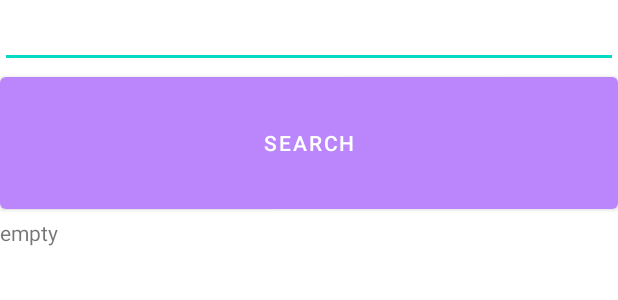
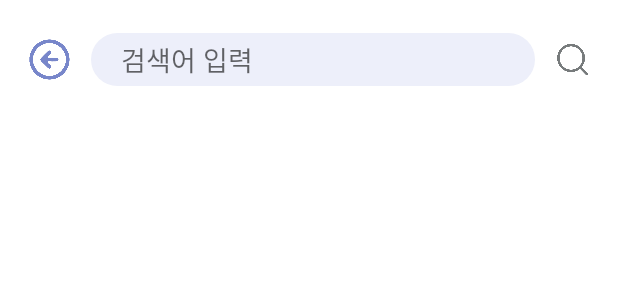
Before and after one commit to HYEJUNGYANG/HARU, an Android app: the layout activity_search.xml on its own in the app's theme, with its tools: preview values and no code run, on a phone screen of 412 x 824 dp. Shown: the top 300 px of the screen. Run offline under Robolectric (Android 15) with nearby library versions, the phone set to English and light mode, and no system bars.

Commit message:
activity_search.xml - 검색바 상단 부분 디자인

```diff
--- a/app/src/main/java/com/mydear/haru/SearchActivity.java
+++ b/app/src/main/java/com/mydear/haru/SearchActivity.java
@@ -7,6 +7,7 @@ import android.os.Bundle;
 import android.view.View;
 import android.widget.Button;
 import android.widget.EditText;
+import android.widget.ImageView;
 import android.widget.TextView;
 
 import com.google.android.gms.tasks.OnCompleteListener;
@@ -23,8 +24,9 @@ public class SearchActivity extends AppCompatActivity {
 
     EditText et_searchBar;
     Button btn_search;
-    TextView tv_result;
+//    TextView tv_result;
     public DatabaseReference mDatabase;
+    private ImageView btn_back;
 
     @Override
     protected void onCreate(Bundle savedInstanceState) {
@@ -34,7 +36,15 @@ public class SearchActivity extends AppCompatActivity {
         mDatabase = FirebaseDatabase.getInstance().getReference();
 
         et_searchBar = (EditText)findViewById(R.id.et_searchBar);
-        tv_result = (TextView)findViewById(R.id.tv_result);
+//        tv_result = (TextView)findViewById(R.id.tv_result);
+
+        btn_back = findViewById(R.id.btn_back);
+        btn_back.setOnClickListener(new View.OnClickListener() {
+            @Override
+            public void onClick(View view) {
+                onBackPressed();
+            }
+        });
 
         btn_search = (Button)findViewById(R.id.btn_search);
         btn_search.setOnClickListener(new View.OnClickListener() {
@@ -74,20 +84,21 @@ public class SearchActivity extends AppCompatActivity {
                     }
                 }
 
-                updateResult(res);
+//                updateResult(res);
             }
         });
     }
 
     public void updateResult(ArrayList<String> res) {
-        tv_result.setText("");
+//        tv_result.setText("");
+//
+//        String temp = "";
+//        for(int i = 0; i < res.size(); i++) {
+//            temp += res.get(i);
+//            temp += "\n";
+//        }
+//
+//        tv_result.setText(temp);
+    }
 
-        String temp = "";
-        for(int i = 0; i < res.size(); i++) {
-            temp += res.get(i);
-            temp += "\n";
-        }
-
-        tv_result.setText(temp);
-    }
 }
--- a/app/src/main/res/layout/activity_search.xml
+++ b/app/src/main/res/layout/activity_search.xml
@@ -6,31 +6,89 @@
     android:layout_height="match_parent"
     tools:context=".SearchActivity">
 
+    <LinearLayout
+        android:id="@+id/container_search"
+        android:layout_width="match_parent"
+        android:layout_height="40dp"
+        android:layout_marginTop="20dp"
+        android:orientation="horizontal"
+        app:layout_constraintEnd_toEndOf="parent"
+        app:layout_constraintStart_toStartOf="parent"
+        app:layout_constraintTop_toTopOf="parent">
 
+        <ImageView
+            android:id="@+id/btn_back"
+            android:layout_width="35dp"
+            android:layout_height="35dp"
+            android:layout_marginLeft="15dp"
+            android:layout_gravity="center_vertical"
+            android:background="@drawable/icon_back" />
 
-    <EditText
-        android:id="@+id/et_searchBar"
+        <EditText
+            android:id="@+id/et_searchBar"
+            android:layout_width="match_parent"
+            android:layout_height="35dp"
+            android:layout_gravity="center_vertical"
+            android:paddingLeft="20dp"
+            android:layout_marginLeft="10dp"
+            android:layout_weight="1"
+            android:background="@drawable/edit_round_purple_searchver"
+            android:hint="검색어 입력"/>
+
+        <androidx.appcompat.widget.AppCompatButton
+            android:id="@+id/btn_search"
+            android:layout_width="30dp"
+            android:layout_height="30dp"
+            android:visibility="visible"
+            android:layout_gravity="center_vertical"
+            android:layout_marginLeft="10dp"
+            android:layout_marginRight="15dp"
+            android:background="@drawable/icon_search" />
+
+        <androidx.constraintlayout.widget.ConstraintLayout
+            android:layout_width="wrap_content"
+            android:layout_height="wrap_content"
+            android:layout_gravity="center_vertical"
+            android:visibility="gone"
+            android:layout_marginLeft="10dp"
+            android:layout_marginRight="10dp">
+
+            <ImageView
+                android:id="@+id/iv_filter"
+                android:layout_width="66dp"
+                android:layout_height="30dp"
+                android:background="@drawable/icon_filter_box_and_icon"
+                app:layout_constraintEnd_toEndOf="parent"
+                app:layout_constraintStart_toStartOf="parent"
+                app:layout_constraintTop_toTopOf="parent" />
+
+            <TextView
+                android:id="@+id/tv_filter"
+                android:layout_width="wrap_content"
+                android:layout_height="wrap_content"
+                android:layout_marginEnd="13dp"
+                android:text="필터"
+                android:textColor="@color/white"
+                android:textSize="13dp"
+                android:textStyle="bold"
+                app:layout_constraintBottom_toBottomOf="@+id/iv_filter"
+                app:layout_constraintEnd_toEndOf="@+id/iv_filter"
+                app:layout_constraintTop_toTopOf="@+id/iv_filter" />
+
+        </androidx.constraintlayout.widget.ConstraintLayout>
+
+    </LinearLayout>
+
+    <!-- fragment -->
+    <LinearLayout
+        android:id="@+id/fragment_search"
         android:layout_width="match_parent"
         android:layout_height="wrap_content"
+        android:orientation="vertical"
         app:layout_constraintEnd_toEndOf="parent"
         app:layout_constraintStart_toStartOf="parent"
-        app:layout_constraintTop_toTopOf="parent" />
+        app:layout_constraintTop_toBottomOf="@+id/container_search">
 
-    <Button
-        android:id="@+id/btn_search"
-        android:layout_width="match_parent"
-        android:layout_height="100dp"
-        android:text="Search"
-        app:layout_constraintTop_toBottomOf="@+id/et_searchBar"
-        tools:layout_editor_absoluteX="16dp" />
-
-    <TextView
-        android:id="@+id/tv_result"
-        android:layout_width="match_parent"
-        android:layout_height="500dp"
-        android:text="empty"
-        tools:layout_editor_absoluteX="0dp"
-        tools:layout_editor_absoluteY="0dp"
-        app:layout_constraintTop_toBottomOf="@+id/btn_search"/>
+    </LinearLayout>
 
 </androidx.constraintlayout.widget.ConstraintLayout>
```
Also changed, not shown: app/src/main/res/drawable-v24/icon_filter_box_and_icon.png (added).
